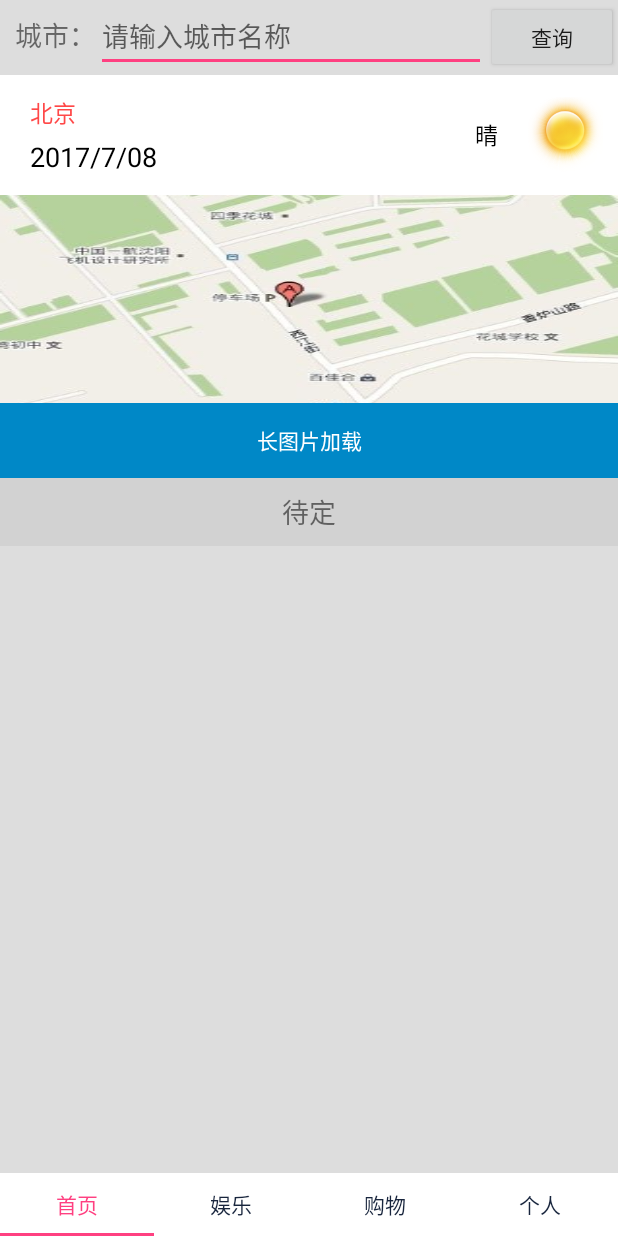
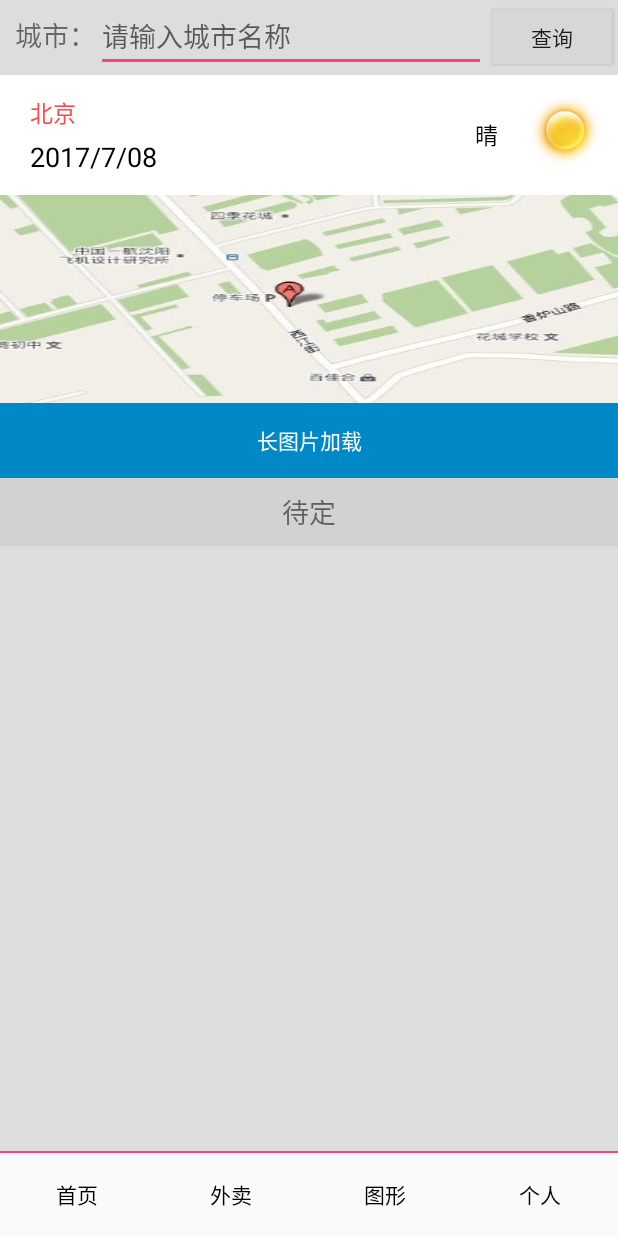
Before and after one commit to lixiangoko/ModuleEagle, an Android app: the screen it shows after launch (MainActivity before the commit, HomePageActivity after it), on a phone screen of 412 x 824 dp. Run offline under Robolectric (Android 15) with nearby library versions, the phone set to English and light mode, and no system bars; libraries missing offline, so code that uses them is left out: com.lzy.okgo; 2 statements that could not run were skipped.

Commit message:
替换底部菜单

```diff
--- /dev/null
+++ b/app/src/main/java/song/com/cn/myapplication/activity/HomePageActivity.java
@@ -0,0 +1,135 @@
+package song.com.cn.myapplication.activity;
+
+import android.os.Bundle;
+import android.support.v4.app.FragmentActivity;
+import android.support.v4.app.FragmentManager;
+import android.support.v4.app.FragmentTransaction;
+import android.view.View;
+import android.widget.RadioButton;
+
+import song.com.cn.myapplication.R;
+import song.com.cn.myapplication.fragment.HomeFragment;
+import song.com.cn.myapplication.fragment.RecreationFragment;
+import song.com.cn.myapplication.fragment.SetFragment;
+import song.com.cn.myapplication.fragment.ShopFragment;
+
+/**
+ * @author lixiang
+ * @date :2017/10/20
+ * @Description:
+ */
+public class HomePageActivity extends FragmentActivity implements View.OnClickListener {
+    private RadioButton shouye, maimai, chat, shop, geren;
+    private FragmentManager fManager;
+    private HomeFragment homeFragment;
+    //第一个
+    private RecreationFragment recreationFragment;
+    //第二个
+    private ShopFragment shopFragment;
+    //第三个
+    private SetFragment setFragment;
+    //第四个
+
+    @Override
+    protected void onCreate(Bundle savedInstanceState) {
+        super.onCreate(savedInstanceState);
+        setContentView(R.layout.activity_home_page);
+        shouye = (RadioButton) findViewById(R.id.shou_ye_rb);
+        maimai = (RadioButton) findViewById(R.id.shou_ye_rb1);
+        shop = (RadioButton) findViewById(R.id.shou_ye_rb3);
+        geren = (RadioButton) findViewById(R.id.shou_ye_rb4);
+        fManager = getSupportFragmentManager();
+        initOnClick();
+    }
+
+    private void initOnClick() {
+        shouye.setOnClickListener(this);
+        maimai.setOnClickListener(this);
+        shop.setOnClickListener(this);
+        geren.setOnClickListener(this);
+        //开启事务，fragment的控制是由事务来实现的
+        initFragment();
+    }
+
+    /**
+     * 显示第一个fragment
+     */
+    private void initFragment() {
+        //开启事务，fragment的控制是由事务来实现的
+        FragmentTransaction transaction = fManager.beginTransaction();
+        if (homeFragment == null) {
+            homeFragment = new HomeFragment();
+            transaction.add(R.id.main_frame_layout, homeFragment);
+        }
+        //隐藏所有fragment
+        hideFragment(transaction);
+        //显示需要显示的fragment
+        transaction.show(homeFragment);
+        //提交事务
+        transaction.commit();
+    }
+
+    /**
+     * 隐藏所有的fragment
+     *
+     * @param transaction
+     */
+    private void hideFragment(FragmentTransaction transaction) {
+        if (homeFragment != null) {
+            transaction.hide(homeFragment);
+        }
+        if (recreationFragment != null) {
+            transaction.hide(recreationFragment);
+        }
+        if (shopFragment != null) {
+            transaction.hide(shopFragment);
+        }
+        if (setFragment != null) {
+            transaction.hide(setFragment);
+        }
+    }
+
+    @Override
+    public void onClick(View v) {
+        FragmentTransaction transaction = fManager.beginTransaction();
+        //隐藏所有fragment
+        hideFragment(transaction);
+        switch (v.getId()) {
+            case R.id.shou_ye_rb:
+                if (homeFragment == null) {
+                    homeFragment = new HomeFragment();
+                    transaction.add(R.id.main_frame_layout, homeFragment);
+                }
+                //显示需要显示的fragment
+                transaction.show(homeFragment);
+                break;
+            case R.id.shou_ye_rb1:
+                if (recreationFragment == null) {
+                    recreationFragment = new RecreationFragment();
+                    transaction.add(R.id.main_frame_layout, recreationFragment);
+                }
+
+                //显示需要显示的fragment
+                transaction.show(recreationFragment);
+                break;
+            case R.id.shou_ye_rb3:
+                if (shopFragment == null) {
+                    shopFragment = new ShopFragment();
+                    transaction.add(R.id.main_frame_layout, shopFragment);
+                }
+                //显示需要显示的fragment
+                transaction.show(shopFragment);
+                break;
+            case R.id.shou_ye_rb4:
+                if (setFragment == null) {
+                    setFragment = new SetFragment();
+                    transaction.add(R.id.main_frame_layout, setFragment);
+                }
+                //显示需要显示的fragment
+                transaction.show(setFragment);
+                break;
+            default:
+        }
+        transaction.commit();
+    }
+}
--- a/app/src/main/java/song/com/cn/myapplication/activity/MainActivity.java
+++ /dev/null
@@ -1,64 +0,0 @@
-package song.com.cn.myapplication.activity;
-
-import android.os.Bundle;
-import android.support.design.widget.TabLayout;
-import android.support.v4.app.Fragment;
-import android.support.v4.view.ViewPager;
-
-import java.util.ArrayList;
-import java.util.List;
-
-import song.com.cn.myapplication.R;
-import song.com.cn.myapplication.adapter.HomeViewpageAdapter;
-import song.com.cn.myapplication.fragment.HomeFragment;
-import song.com.cn.myapplication.fragment.RecreationFragment;
-import song.com.cn.myapplication.fragment.SetFragment;
-import song.com.cn.myapplication.fragment.ShopFragment;
-/**
-* @date :2017/10/17
-* @author lixiang
-* @Description:
-*/
-public class MainActivity extends BaseActivity {
-    private String[] tab = {"首页", "娱乐", "购物", "个人"};
-    private TabLayout tableLayout;
-    private ViewPager viewPager;
-    private List<Fragment> fList = new ArrayList<Fragment>();
-    private HomeFragment homeFragment;
-    private RecreationFragment mapFragment;
-    private SetFragment setFragment;
-    private ShopFragment shopFragment;
-
-    private HomeViewpageAdapter homeViewpageAdapter;
-
-    @Override
-    public void initCreate(Bundle savedInstanceState) {
-        setContentView(R.layout.activity_main);
-        viewPager = sFind(R.id.viewPager);
-        tableLayout = sFind(R.id.tab_tl);
-
-        homeFragment = new HomeFragment();
-        mapFragment = new RecreationFragment();
-        shopFragment = new ShopFragment();
-        setFragment = new SetFragment();
-        fList.add(homeFragment);
-        fList.add(mapFragment);
-        fList.add(shopFragment);
-        fList.add(setFragment);
-    }
-
-    @Override
-    public void initData() {
-        homeViewpageAdapter = new HomeViewpageAdapter(getSupportFragmentManager(), fList, tab, this);
-        viewPager.setCurrentItem(0);
-        viewPager.setAdapter(homeViewpageAdapter);
-        tableLayout.setupWithViewPager(viewPager);
-    }
-
-
-    @Override
-    protected void onDestroy() {
-        super.onDestroy();
-    }
-
-}
--- /dev/null
+++ b/app/src/main/res/layout/activity_home_page.xml
@@ -0,0 +1,73 @@
+<?xml version="1.0" encoding="utf-8"?>
+<RelativeLayout xmlns:android="http://schemas.android.com/apk/res/android"
+    xmlns:app="http://schemas.android.com/apk/res-auto"
+    xmlns:tools="http://schemas.android.com/tools"
+    android:layout_width="match_parent"
+    android:layout_height="match_parent"
+    tools:context="song.com.cn.myapplication.activity.HomePageActivity">
+
+    <FrameLayout
+        android:id="@+id/main_frame_layout"
+        android:layout_width="match_parent"
+        android:layout_height="match_parent"
+        android:layout_marginBottom="55dp"
+        android:layout_weight="1"
+        android:background="#dddddd" />
+
+    <View
+        android:layout_width="match_parent"
+        android:layout_height="1dp"
+        android:layout_above="@+id/radio_group"
+        android:background="@color/colorAccent" />
+
+    <RadioGroup
+        android:id="@+id/radio_group"
+        android:layout_width="match_parent"
+        android:layout_height="55dp"
+        android:layout_alignParentBottom="true"
+        android:gravity="center"
+        android:orientation="horizontal">
+
+        <RadioButton
+            android:id="@+id/shou_ye_rb"
+            android:layout_width="wrap_content"
+            android:layout_height="wrap_content"
+            android:layout_gravity="center"
+            android:layout_weight="1"
+            android:button="@null"
+            android:gravity="center_horizontal|bottom"
+            android:text="首页" />
+
+        <RadioButton
+            android:id="@+id/shou_ye_rb1"
+            android:layout_width="wrap_content"
+            android:layout_height="wrap_content"
+            android:layout_gravity="center"
+            android:layout_weight="1"
+            android:button="@null"
+            android:gravity="center_horizontal|bottom"
+            android:text="外卖" />
+
+
+        <RadioButton
+            android:id="@+id/shou_ye_rb3"
+            android:layout_width="wrap_content"
+            android:layout_height="wrap_content"
+            android:layout_gravity="center"
+            android:layout_weight="1"
+            android:button="@null"
+            android:gravity="center_horizontal|bottom"
+            android:text="图形" />
+
+        <RadioButton
+            android:id="@+id/shou_ye_rb4"
+            android:layout_width="wrap_content"
+            android:layout_height="wrap_content"
+            android:layout_gravity="center"
+            android:layout_weight="1"
+            android:button="@null"
+            android:gravity="center_horizontal|bottom"
+            android:text="个人" />
+
+    </RadioGroup>
+</RelativeLayout>
--- a/app/src/main/res/layout/activity_main.xml
+++ /dev/null
@@ -1,29 +0,0 @@
-<?xml version="1.0" encoding="utf-8"?>
-<RelativeLayout xmlns:android="http://schemas.android.com/apk/res/android"
-    xmlns:app="http://schemas.android.com/apk/res-auto"
-    xmlns:tools="http://schemas.android.com/tools"
-    android:layout_width="match_parent"
-    android:layout_height="match_parent"
-    android:orientation="vertical"
-    tools:context="song.com.cn.myapplication.activity.MainActivity">
-
-    <android.support.v4.view.ViewPager
-        android:id="@+id/viewPager"
-        android:layout_width="match_parent"
-        android:layout_height="match_parent"
-        android:layout_marginBottom="42dp"
-        android:background="@color/alpha_gray"/>
-
-    <android.support.design.widget.TabLayout
-        android:id="@+id/tab_tl"
-        android:layout_width="match_parent"
-        android:layout_height="42dp"
-        android:layout_alignParentBottom="true"
-        android:background="@color/white"
-        app:tabIndicatorColor="@color/colorAccent"
-        app:tabIndicatorHeight="2dp"
-        app:tabMode="fixed"
-        app:tabSelectedTextColor="@color/colorAccent"
-        app:tabTextColor="@color/status_bar" />
-
-</RelativeLayout>
```
Also changed, not shown: app/src/main/AndroidManifest.xml (+11 -10 lines), app/src/main/java/song/com/cn/myapplication/fragment/ShopFragment.java (+4 -5 lines).
